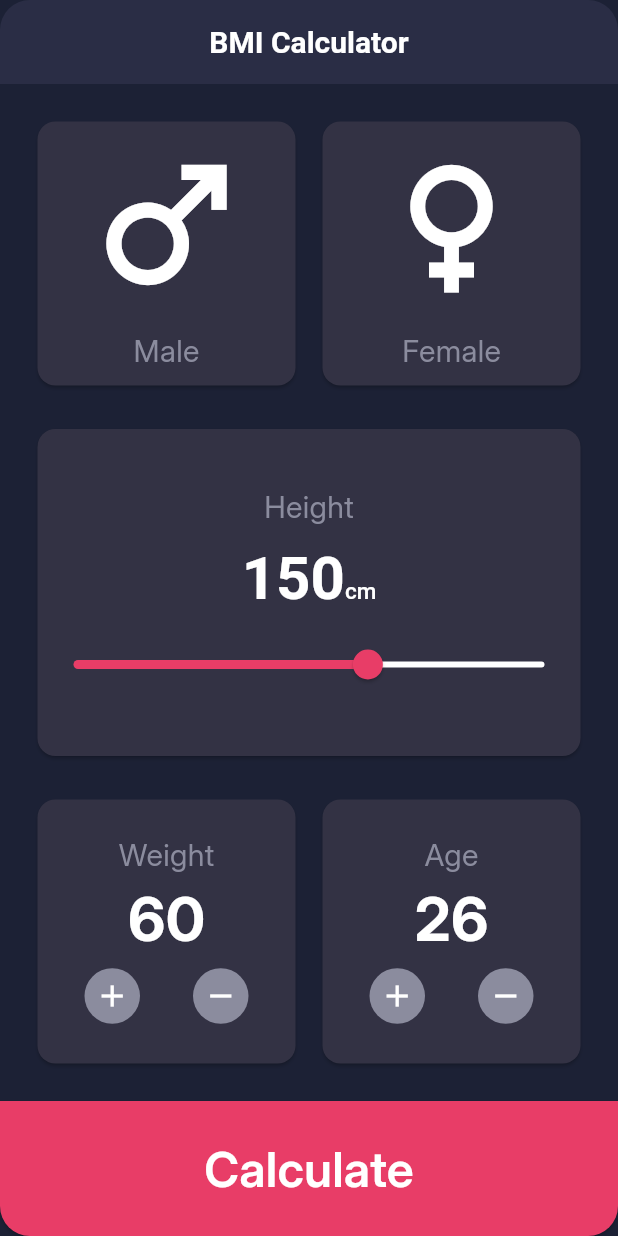
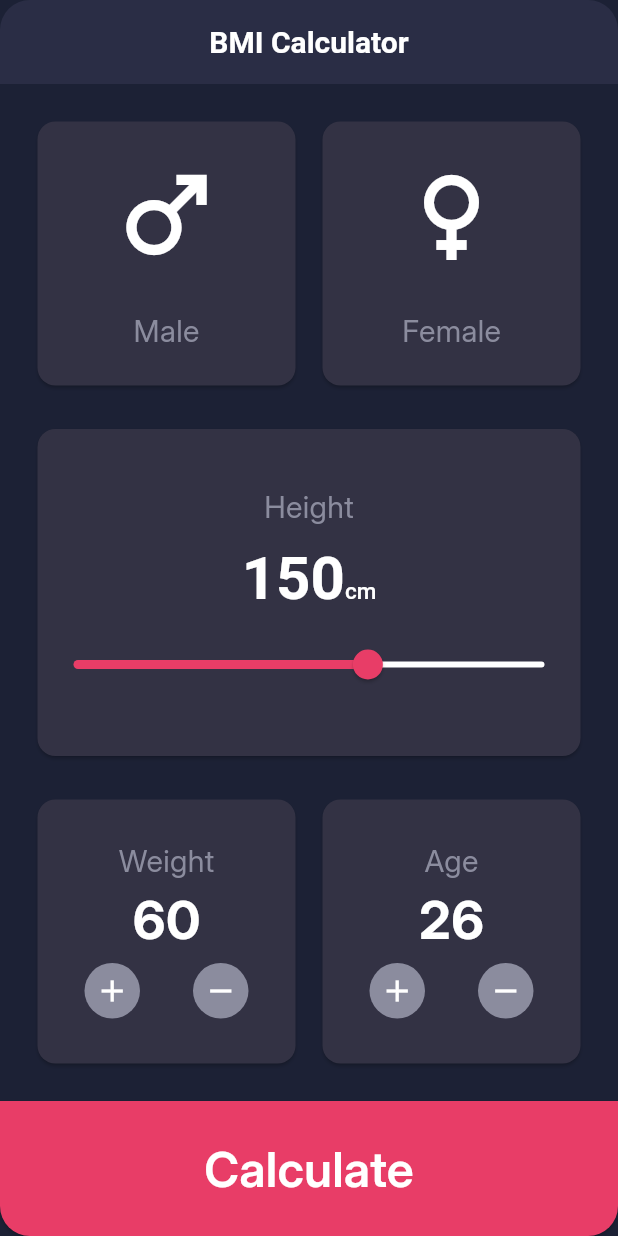
Before and after one commit to SamaShurrab/bmi_calculater, a Flutter app: the screen it shows after launch, on a phone screen of 412 x 824 dp. Run offline on Flutter 3.47's test engine with Material 3 defaults, Android fonts, the phone set to English and light mode, and no system bars.

Commit message:
Refactor code structure for improved readability and maintainability

```diff
--- a/lib/custom_widgtes/male_female_card.dart
+++ b/lib/custom_widgtes/male_female_card.dart
@@ -18,7 +18,7 @@ class MaleFemaleCard extends StatelessWidget {
     return Column(
       mainAxisAlignment: MainAxisAlignment.spaceEvenly,
       children: [
-        Icon(iconName, color: Colors.white, size: 120),
+        Icon(iconName, color: Colors.white, size: 80),
         Text(
           textData!,
           style: TextStyle(
--- a/lib/custom_widgtes/weight_age_card.dart
+++ b/lib/custom_widgtes/weight_age_card.dart
@@ -49,7 +49,7 @@ class WeightAgeCardState extends State<WeightAgeCard> {
           widget.value.toString(),
           style: TextStyle(
             fontWeight: FontWeight.w700,
-            fontSize: 40,
+            fontSize: 35,
             color: Colors.white,
           ),
         ),
```
Also changed, not shown: pubspec.yaml (+10 -3 lines), assets/images/Screenshot_٢٠٢٦-٠١-٢١-١٣-٥٨-٢٥-٥٩_3247959945ca39b8534f7cdf2c0c9bbb.jpg (added), assets/images/screens.png (added), pubspec.lock, 7 other files.
